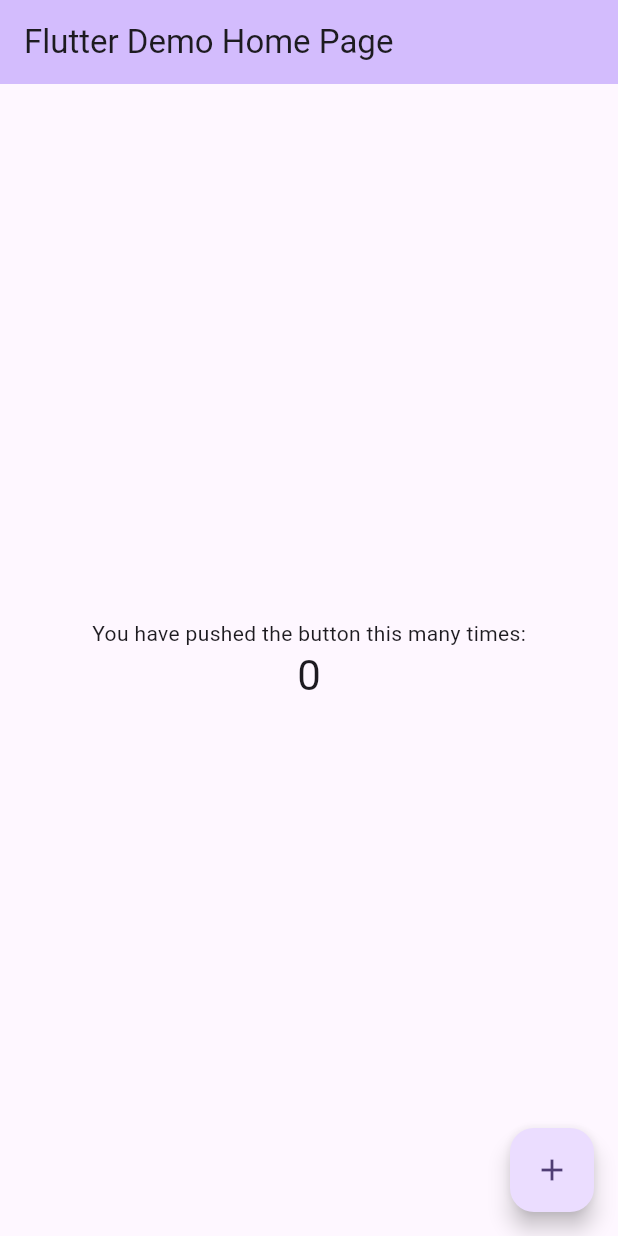
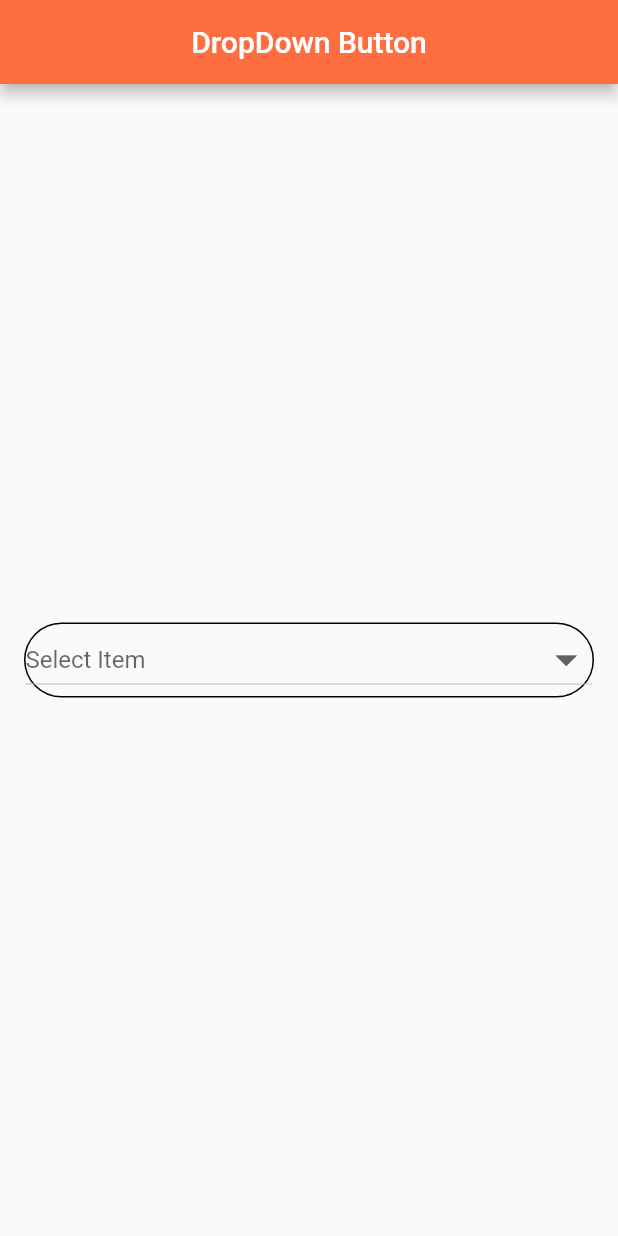
Before and after one commit to islamnabila/flutter_project_hub, a Flutter app: the screen it shows after launch, on a phone screen of 412 x 824 dp. Run offline on Flutter 3.47's test engine with Material 2 defaults, Android fonts, the light colour scheme and no system bars.

Commit message:
drop down button added

```diff
--- a/lib/main.dart
+++ b/lib/main.dart
@@ -1,125 +1,78 @@
+import 'package:flutter/cupertino.dart';
 import 'package:flutter/material.dart';
 
-void main() {
-  runApp(const MyApp());
+void main(){
+  runApp(MyApp());
 }
-
 class MyApp extends StatelessWidget {
   const MyApp({super.key});
 
-  // This widget is the root of your application.
   @override
   Widget build(BuildContext context) {
-    return MaterialApp(
-      title: 'Flutter Demo',
-      theme: ThemeData(
-        // This is the theme of your application.
-        //
-        // TRY THIS: Try running your application with "flutter run". You'll see
-        // the application has a blue toolbar. Then, without quitting the app,
-        // try changing the seedColor in the colorScheme below to Colors.green
-        // and then invoke "hot reload" (save your changes or press the "hot
-        // reload" button in a Flutter-supported IDE, or press "r" if you used
-        // the command line to start the app).
-        //
-        // Notice that the counter didn't reset back to zero; the application
-        // state is not lost during the reload. To reset the state, use hot
-        // restart instead.
-        //
-        // This works for code too, not just values: Most code changes can be
-        // tested with just a hot reload.
-        colorScheme: ColorScheme.fromSeed(seedColor: Colors.deepPurple),
-        useMaterial3: true,
-      ),
-      home: const MyHomePage(title: 'Flutter Demo Home Page'),
+    return const MaterialApp(
+      debugShowCheckedModeBanner: false,
+      home: MyHome(),
     );
   }
 }
-
-class MyHomePage extends StatefulWidget {
-  const MyHomePage({super.key, required this.title});
-
-  // This widget is the home page of your application. It is stateful, meaning
-  // that it has a State object (defined below) that contains fields that affect
-  // how it looks.
-
-  // This class is the configuration for the state. It holds the values (in this
-  // case the title) provided by the parent (in this case the App widget) and
-  // used by the build method of the State. Fields in a Widget subclass are
-  // always marked "final".
-
-  final String title;
+class MyHome extends StatefulWidget {
+  const MyHome({super.key});
 
   @override
-  State<MyHomePage> createState() => _MyHomePageState();
+  State<MyHome> createState() => _MyHomeState();
 }
 
-class _MyHomePageState extends State<MyHomePage> {
-  int _counter = 0;
+class _MyHomeState extends State<MyHome> {
+  String? valueChoose;
 
-  void _incrementCounter() {
-    setState(() {
-      // This call to setState tells the Flutter framework that something has
-      // changed in this State, which causes it to rerun the build method below
-      // so that the display can reflect the updated values. If we changed
-      // _counter without calling setState(), then the build method would not be
-      // called again, and so nothing would appear to happen.
-      _counter++;
-    });
-  }
+  List<String> listItem = [
+    "Red",
+    "Green",
+    "Pink",
+    "Yellow",
+    "Blue"
+  ];
+
 
   @override
   Widget build(BuildContext context) {
-    // This method is rerun every time setState is called, for instance as done
-    // by the _incrementCounter method above.
-    //
-    // The Flutter framework has been optimized to make rerunning build methods
-    // fast, so that you can just rebuild anything that needs updating rather
-    // than having to individually change instances of widgets.
     return Scaffold(
       appBar: AppBar(
-        // TRY THIS: Try changing the color here to a specific color (to
-        // Colors.amber, perhaps?) and trigger a hot reload to see the AppBar
-        // change color while the other colors stay the same.
-        backgroundColor: Theme.of(context).colorScheme.inversePrimary,
-        // Here we take the value from the MyHomePage object that was created by
-        // the App.build method, and use it to set our appbar title.
-        title: Text(widget.title),
+        title: Text("DropDown Button"),
+        centerTitle: true,
+        backgroundColor: Colors.deepOrangeAccent,
       ),
       body: Center(
-        // Center is a layout widget. It takes a single child and positions it
-        // in the middle of the parent.
-        child: Column(
-          // Column is also a layout widget. It takes a list of children and
-          // arranges them vertically. By default, it sizes itself to fit its
-          // children horizontally, and tries to be as tall as its parent.
-          //
-          // Column has various properties to control how it sizes itself and
-          // how it positions its children. Here we use mainAxisAlignment to
-          // center the children vertically; the main axis here is the vertical
-          // axis because Columns are vertical (the cross axis would be
-          // horizontal).
-          //
-          // TRY THIS: Invoke "debug painting" (choose the "Toggle Debug Paint"
-          // action in the IDE, or press "p" in the console), to see the
-          // wireframe for each widget.
-          mainAxisAlignment: MainAxisAlignment.center,
-          children: <Widget>[
-            const Text(
-              'You have pushed the button this many times:',
+        child: Padding(
+          padding: const EdgeInsets.all(16),
+          child: Container(
+            decoration: BoxDecoration(
+              border: Border.all(width: 1),
+              borderRadius: BorderRadius.circular(25)
             ),
-            Text(
-              '$_counter',
-              style: Theme.of(context).textTheme.headlineMedium,
+            child: DropdownButton(
+              hint: Text("Select Item"),
+              icon: Icon(Icons.arrow_drop_down),
+              iconSize: 35,
+              dropdownColor: Colors.white60,
+              isExpanded: true,
+
+              onChanged: (String? newValue){
+                setState(() {
+                  valueChoose= newValue!;
+                });
+              },
+              value: valueChoose,
+              items: listItem.map((String value) {
+                return DropdownMenuItem(
+                  value: value,
+                  child: Text(value),
+                );
+              }).toList()
             ),
-          ],
+          ),
         ),
       ),
-      floatingActionButton: FloatingActionButton(
-        onPressed: _incrementCounter,
-        tooltip: 'Increment',
-        child: const Icon(Icons.add),
-      ), // This trailing comma makes auto-formatting nicer for build methods.
     );
   }
 }
```
